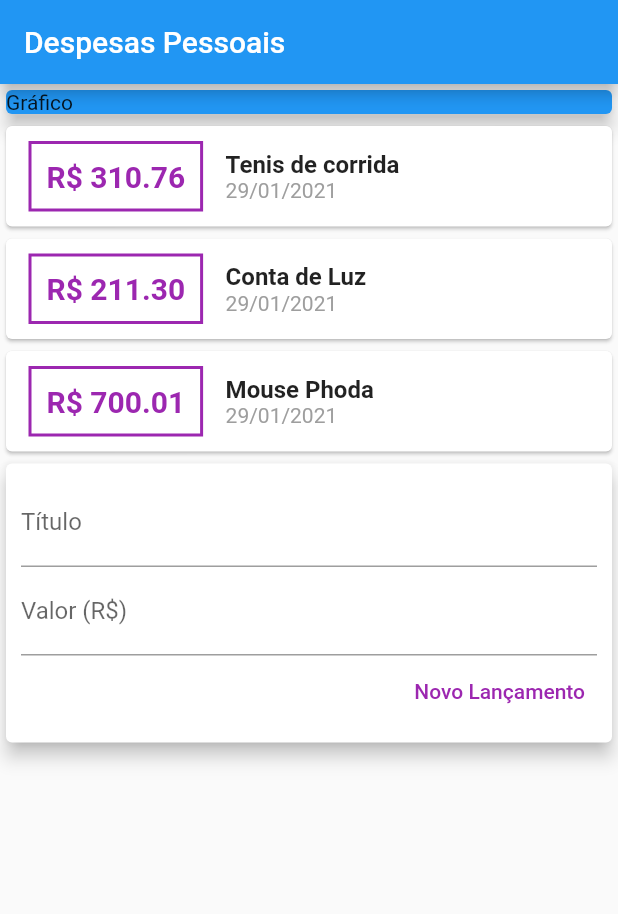
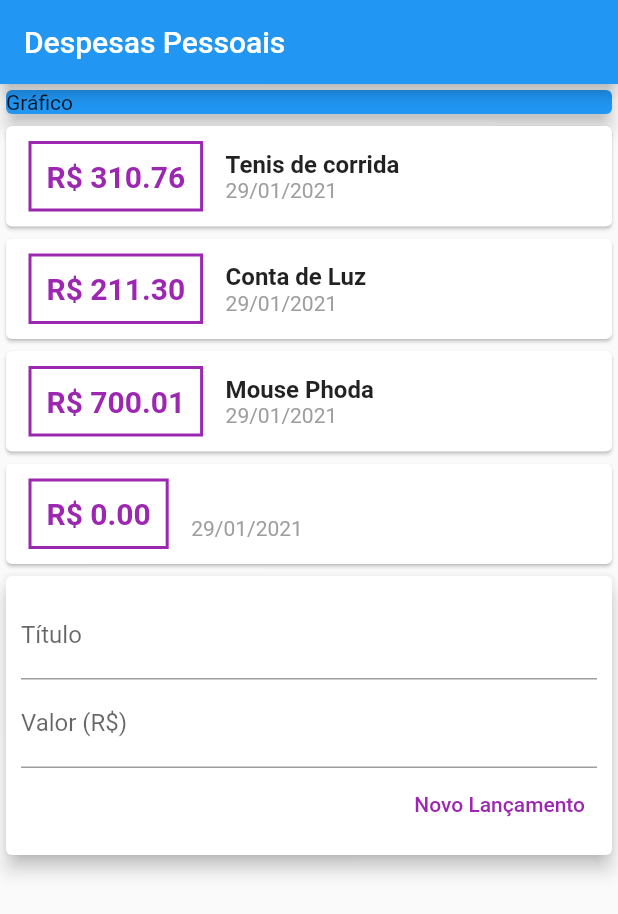
Before and after one commit to davidborelli/expenses, a Flutter app: the screen it shows after launch, after a tap on "Novo Lançamento", on a phone screen of 412 x 824 dp. Shown: the top 914 px of the screen. Run offline on Flutter 3.47's test engine with Material 2 defaults, Android fonts, the phone set to English and light mode, and no system bars.

Commit message:
feat: adding new transactions in the state of the transaction_user component

```diff
--- a/lib/components/transaction_form.dart
+++ b/lib/components/transaction_form.dart
@@ -1,8 +1,11 @@
 import 'package:flutter/material.dart';
 
 class TransactionForm extends StatelessWidget {
+  final void Function(String title, double value) addTransaction;
   final titleController = TextEditingController();
   final valueController = TextEditingController();
+
+  TransactionForm(this.addTransaction);
 
   @override
   Widget build(BuildContext context) {
@@ -20,6 +23,7 @@ class TransactionForm extends StatelessWidget {
             ),
             TextField(
               controller: valueController,
+              keyboardType: TextInputType.numberWithOptions(decimal: true),
               decoration: InputDecoration(
                 labelText: 'Valor (R\$)',
               ),
@@ -28,10 +32,10 @@ class TransactionForm extends StatelessWidget {
               mainAxisAlignment: MainAxisAlignment.end,
               children: [
                 TextButton(
-                  onPressed: () {
-                    print(titleController.text);
-                    print(valueController.text);
-                  },
+                  onPressed: () => addTransaction(
+                    titleController.text,
+                    double.tryParse(valueController.text) ?? 0.0,
+                  ),
                   child: Text(
                     'Novo Lançamento',
                     style: TextStyle(color: Colors.purple),
--- a/lib/components/transaction_user.dart
+++ b/lib/components/transaction_user.dart
@@ -1,3 +1,5 @@
+import 'dart:math';
+
 import 'package:expenses/components/transaction_form.dart';
 import 'package:expenses/components/transaction_list.dart';
 import 'package:expenses/models/transaction.dart';
@@ -29,11 +31,25 @@ class _TransactionUserState extends State<TransactionUser> {
     ),
   ];
 
+  _addTransaction(String title, double value) {
+    final newTransaction = Transaction(
+      id: Random().nextDouble().toString(),
+      title: title,
+      value: value,
+      date: DateTime.now(),
+    );
+
+    setState(() {
+      _transactions.add(newTransaction);
+    });
+  }
+
+  @override
   Widget build(BuildContext context) {
     return Column(
       children: [
         TransactionList(_transactions),
-        TransactionForm(),
+        TransactionForm(_addTransaction),
       ],
     );
   }
```
